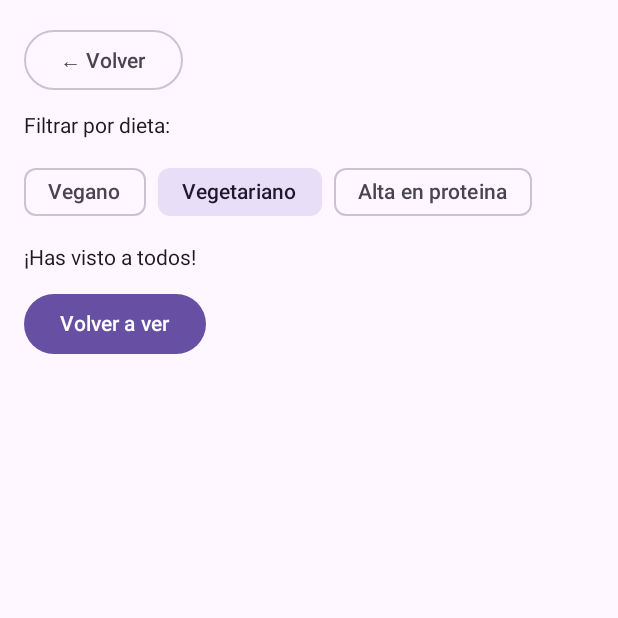
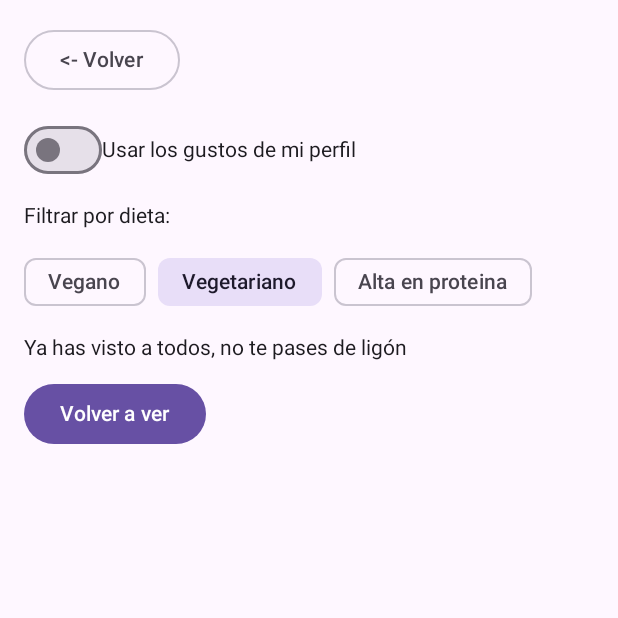
Before and after one commit to andygg-06/PAD-G6-2627, an Android app built with Jetpack Compose: the composable ConocerScreen shown on its own in the app's theme, after a tap on "Pasar", on a phone screen of 412 x 824 dp, the top half of it. Run offline under Robolectric (Android 15) with nearby library versions, the phone set to English and light mode, and no system bars; 6 statements that could not run were skipped; 3 other taps on this screen came first.

Commit message:
Update ConocerScreen.kt

```diff
--- a/shared/src/commonMain/kotlin/com/pad/dishmatch/features/conocer/presentation/ConocerScreen.kt
+++ b/shared/src/commonMain/kotlin/com/pad/dishmatch/features/conocer/presentation/ConocerScreen.kt
@@ -11,6 +11,7 @@ import androidx.compose.material3.Card
 import androidx.compose.material3.FilterChip
 import androidx.compose.material3.MaterialTheme
 import androidx.compose.material3.OutlinedButton
+import androidx.compose.material3.Switch
 import androidx.compose.material3.Text
 import androidx.compose.runtime.Composable
 import androidx.compose.runtime.mutableStateOf
@@ -25,6 +26,8 @@ import androidx.compose.runtime.getValue
 import androidx.compose.runtime.setValue
 import androidx.compose.runtime.mutableStateOf
 import androidx.compose.runtime.remember
+import androidx.compose.ui.Alignment
+
 private val candidatos = listOf(
     Perfil(
         id = "c1", nombre = "Laura M.", edad = 21,
@@ -47,16 +50,39 @@ fun ConocerScreen(miPerfil: Perfil, onVolverClick: () -> Unit) {
     var indice by remember { mutableStateOf(0) }
     var filtro by remember { mutableStateOf<AdjPlato?>(null) }
     var mensaje by remember { mutableStateOf<String?>(null) }
+    //nuevo, para elegir el filtro
+    var usarPerfil by remember { mutableStateOf(false) }
+    val lista = if (usarPerfil) {
+        candidatos.filter { c ->
+            val encajaPersonalidad =
+                miPerfil.busco.isEmpty() || c.personalidad.intersect(miPerfil.busco).isNotEmpty()
+            val encajaDieta =
+                miPerfil.dieta.isEmpty() || c.dieta.intersect(miPerfil.dieta).isNotEmpty()
+            encajaPersonalidad && encajaDieta
+        }
+    } else if (filtro == null) {
+        candidatos
+    } else {
+        candidatos.filter { filtro in it.dieta }
+    }
+    val actual = lista.getOrNull(indice)
 
-    val lista = if (filtro == null) candidatos else candidatos.filter { filtro in it.dieta }
-    val actual = lista.getOrNull(indice)
+
 
     Column(
         modifier = Modifier.fillMaxSize().verticalScroll(rememberScrollState()).padding(16.dp),
         verticalArrangement = Arrangement.spacedBy(12.dp)
     ) {
-        OutlinedButton(onClick = onVolverClick) { Text("← Volver") }
+        OutlinedButton(onClick = onVolverClick) { Text("<- Volver") }
 
+        Row(verticalAlignment = Alignment.CenterVertically) {
+            Switch(
+                checked = usarPerfil,
+                onCheckedChange = { usarPerfil = it; indice = 0 }
+            )
+            Text("Usar los gustos de mi perfil")
+        }
+        if (!usarPerfil) {
             Text("Filtrar por dieta:")
             Row(horizontalArrangement = Arrangement.spacedBy(8.dp)) {
                 for (d in listOf(AdjPlato.VEGANO, AdjPlato.VEGETARIANO, AdjPlato.PROTEINA)) {
@@ -67,12 +93,14 @@ fun ConocerScreen(miPerfil: Perfil, onVolverClick: () -> Unit) {
                     )
                 }
             }
+        }
+
 
         val aviso = mensaje
         if (aviso != null) Text(aviso)
 
         if (actual == null) {
-            Text("¡Has visto a todos!")
+            Text("Ya has visto a todos, no te pases de ligón")
             Button(onClick = { indice = 0; mensaje = null }) { Text("Volver a ver") }
         } else {
             Card(modifier = Modifier.fillMaxWidth()) {
@@ -83,16 +111,16 @@ fun ConocerScreen(miPerfil: Perfil, onVolverClick: () -> Unit) {
                     Text("Dieta: " + actual.dieta.joinToString { it.adj })
                     Text("Personalidad: " + actual.personalidad.joinToString { it.adj })
 
-                    // Aquí se conecta con TU perfil
+                    //aquí se conecta con el perfil
                     val coincidencias = actual.dieta.intersect(miPerfil.dieta).size
                     Text("Coincidís en $coincidencias gustos de dieta")
 
                     Row(horizontalArrangement = Arrangement.spacedBy(12.dp)) {
                         OutlinedButton(onClick = { indice++; mensaje = null }) { Text("Pasar") }
                         Button(onClick = {
-                            mensaje = "¡Propuesta enviada a ${actual.nombre}! 🍽️"
+                            mensaje = "¡Propuesta enviada a ${actual.nombre}!"
                             indice++
-                        }) { Text("🍽️ ¡Quedar!") }
+                        }) { Text("🍽️¡Quedar!") }
                     }
                 }
             }
```
Lines whose indentation alone changed are shown as unchanged.
